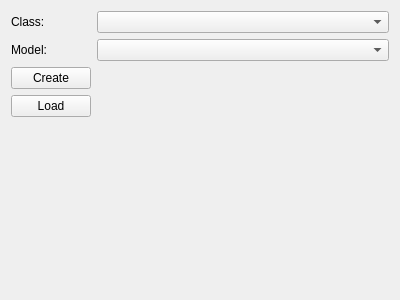
Above: trunk/src/edr/src/plugins/imuCostume/ui/ModelConfigurationWizardPage.ui from mk4me/hm-mde-one before the change. Below: the same form after it.
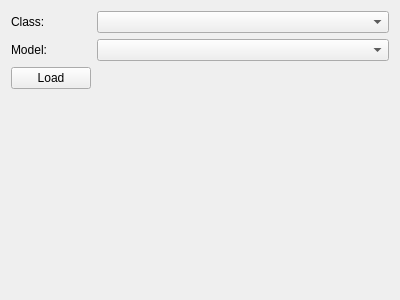
That is the form after the change.

Diff of the .ui file:
```diff
--- a/trunk/src/edr/src/plugins/imuCostume/ui/ModelConfigurationWizardPage.ui
+++ b/trunk/src/edr/src/plugins/imuCostume/ui/ModelConfigurationWizardPage.ui
@@ -41,26 +41,6 @@
     <widget class="QComboBox" name="modelComboBox"/>
    </item>
    <item row="2" column="0">
-    <widget class="QPushButton" name="createModelPushButton">
-     <property name="text">
-      <string>Create</string>
-     </property>
-    </widget>
-   </item>
-   <item row="2" column="1">
-    <spacer name="horizontalSpacer">
-     <property name="orientation">
-      <enum>Qt::Horizontal</enum>
-     </property>
-     <property name="sizeHint" stdset="0">
-      <size>
-       <width>298</width>
-       <height>20</height>
-      </size>
-     </property>
-    </spacer>
-   </item>
-   <item row="3" column="0">
     <widget class="QPushButton" name="loadModelPushButton">
      <property name="text">
       <string>Load</string>
```
